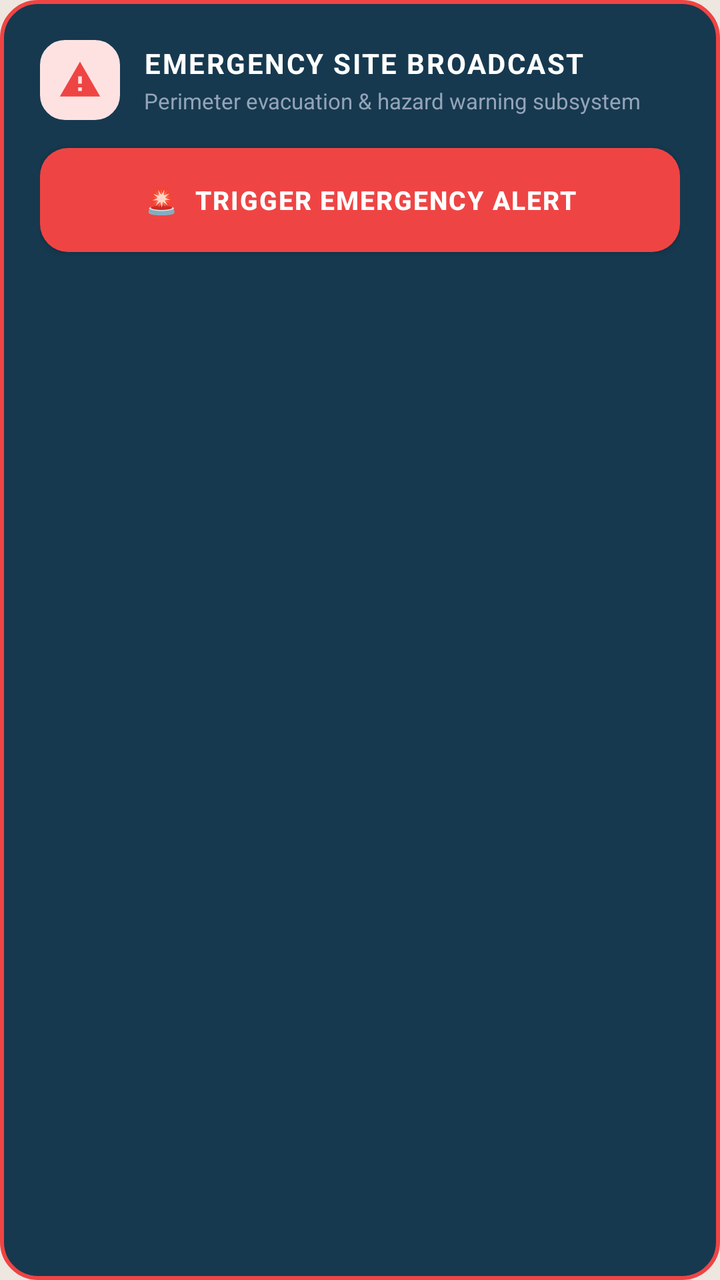
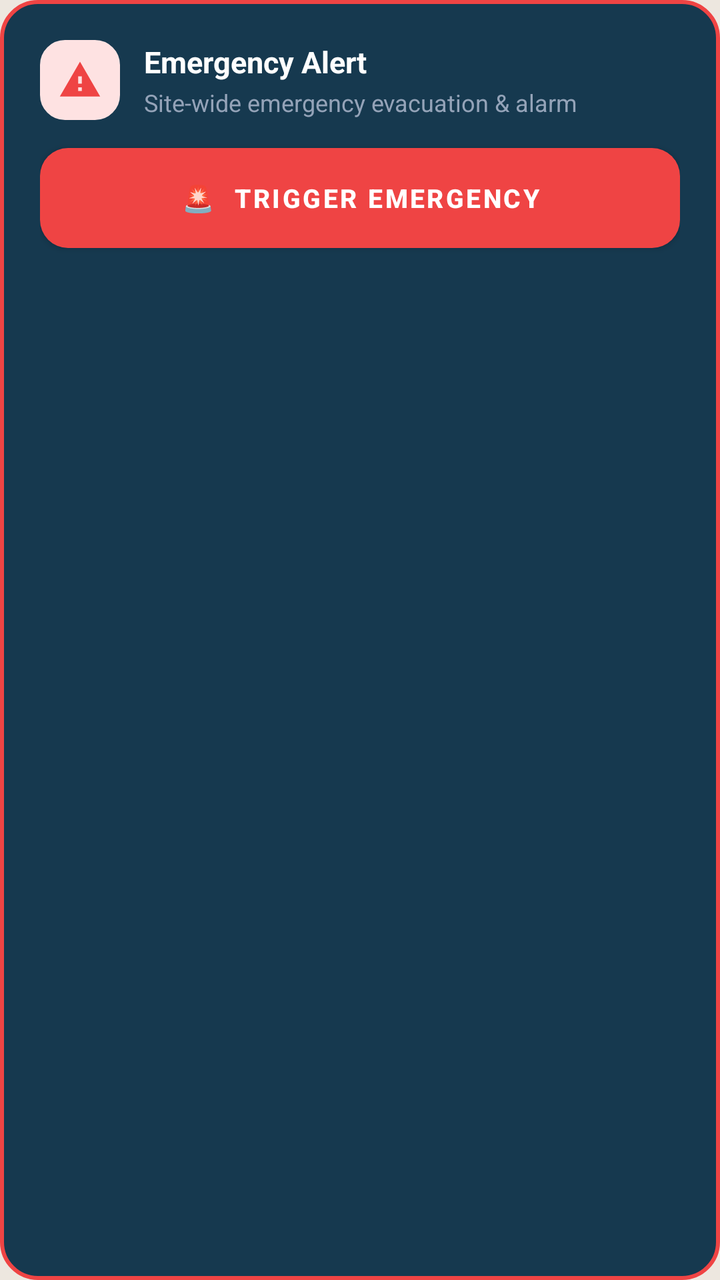

Two renders of the same Android screen: before a commit and after it. Below are the layout's source before the change and the commit's diff.
<!-- AndroidManifest.xml: application theme Theme.SiteSync -->
<!-- res/layout/layout_emergency_broadcast.xml -->
<?xml version="1.0" encoding="utf-8"?>
<LinearLayout xmlns:android="http://schemas.android.com/apk/res/android"
    xmlns:app="http://schemas.android.com/apk/res-auto"
    android:id="@+id/layoutEmergencyContainer"
    android:layout_width="match_parent"
    android:layout_height="wrap_content"
    android:orientation="vertical"
    android:background="@drawable/bg_card_emergency"
    android:padding="20dp"
    android:layout_marginBottom="16dp">

    <LinearLayout
        android:layout_width="match_parent"
        android:layout_height="wrap_content"
        android:orientation="horizontal"
        android:gravity="center_vertical">

        <FrameLayout
            android:layout_width="40dp"
            android:layout_height="40dp"
            android:background="@drawable/bg_badge_urgent"
            android:backgroundTint="#FEE2E2"
            android:layout_marginEnd="12dp">

            <ImageView
                android:layout_width="22dp"
                android:layout_height="22dp"
                android:layout_gravity="center"
                android:src="@drawable/ic_warning_amber"
                app:tint="#EF4444"
                android:contentDescription="Emergency Beacon" />
        </FrameLayout>

        <LinearLayout
            android:layout_width="0dp"
            android:layout_height="wrap_content"
            android:layout_weight="1"
            android:orientation="vertical">

            <TextView
                android:layout_width="wrap_content"
                android:layout_height="wrap_content"
                android:text="EMERGENCY SITE BROADCAST"
                android:textColor="#FFFFFF"
                android:textSize="14sp"
                android:textStyle="bold"
                android:letterSpacing="0.06" />

            <TextView
                android:layout_width="wrap_content"
                android:layout_height="wrap_content"
                android:text="Perimeter evacuation &amp; hazard warning subsystem"
                android:textColor="#94A3B8"
                android:textSize="11sp"
                android:layout_marginTop="2dp" />
        </LinearLayout>
    </LinearLayout>

    
    <LinearLayout
        android:id="@+id/bannerActiveEmergency"
        android:layout_width="match_parent"
        android:layout_height="wrap_content"
        android:orientation="horizontal"
        android:gravity="center_vertical"
        android:background="@drawable/bg_badge_urgent"
        android:padding="10dp"
        android:layout_marginTop="12dp"
        android:visibility="gone">

        <View
            android:layout_width="8dp"
            android:layout_height="8dp"
            android:background="@drawable/indicator_pulse_dot"
            app:backgroundTint="#EF4444"
            android:layout_marginEnd="8dp" />

        <TextView
            android:id="@+id/tvActiveEmergencyInfo"
            android:layout_width="0dp"
            android:layout_height="wrap_content"
            android:layout_weight="1"
            android:text="ACTIVE BROADCAST: Structural Failure Threat"
            android:textColor="#991B1B"
            android:textSize="11sp"
            android:textStyle="bold" />

        <TextView
            android:id="@+id/btnCancelEmergency"
            android:layout_width="wrap_content"
            android:layout_height="wrap_content"
            android:text="CANCEL"
            android:textColor="#EF4444"
            android:textSize="11sp"
            android:textStyle="bold"
            android:padding="4dp" />
    </LinearLayout>

    <com.google.android.material.button.MaterialButton
        android:id="@+id/btnTriggerEmergency"
        android:layout_width="match_parent"
        android:layout_height="52dp"
        android:layout_marginTop="14dp"
        android:background="@drawable/bg_btn_emergency"
        app:backgroundTint="@null"
        android:text="🚨  TRIGGER EMERGENCY ALERT"
        android:textColor="#FFFFFF"
        android:textSize="13sp"
        android:textStyle="bold"
        android:letterSpacing="0.05"
        android:elevation="4dp" />

</LinearLayout>
<!-- resources referenced by this layout -->
<resources>
  <!-- drawable bg_badge_urgent (drawable) -->
  <?xml version="1.0" encoding="utf-8"?>
  <shape xmlns:android="http://schemas.android.com/apk/res/android"
      android:shape="rectangle">
      <solid android:color="#FEE2E2" />
      <stroke
          android:width="1dp"
          android:color="#EF4444" />
      <corners android:radius="12dp" />
  </shape>
  <!-- drawable bg_btn_emergency (drawable) -->
  <?xml version="1.0" encoding="utf-8"?>
  <ripple xmlns:android="http://schemas.android.com/apk/res/android"
      android:color="#991B1B">
      <item>
          <shape android:shape="rectangle">
              <solid android:color="#EF4444" />
              <corners android:radius="14dp" />
          </shape>
      </item>
  </ripple>
  <!-- drawable bg_card_emergency (drawable) -->
  <?xml version="1.0" encoding="utf-8"?>
  <shape xmlns:android="http://schemas.android.com/apk/res/android"
      android:shape="rectangle">
      <solid android:color="@color/oxide_blue_primary" />
      <stroke
          android:width="2dp"
          android:color="#EF4444" />
      <corners android:radius="18dp" />
  </shape>
  <!-- drawable ic_warning_amber (drawable) -->
  <vector xmlns:android="http://schemas.android.com/apk/res/android"
      android:width="24dp"
      android:height="24dp"
      android:viewportWidth="24"
      android:viewportHeight="24">
    <path
        android:fillColor="#FFF59E0B"
        android:pathData="M1,21h22L12,2 1,21zM13,18h-2v-2h2v2zM13,14h-2v-4h2v4z"/>
  </vector>
  <!-- drawable indicator_pulse_dot (drawable) -->
  <?xml version="1.0" encoding="utf-8"?>
  <shape xmlns:android="http://schemas.android.com/apk/res/android"
      android:shape="oval">
      <solid android:color="@color/indicator_pulse_dot" />
  </shape>
  <style name="Theme.SiteSync" parent="Theme.MaterialComponents.NoActionBar">
          
          <item name="android:windowBackground">@color/warm_ash_base</item>
          <item name="colorSurface">@color/warm_ash_surface</item>
          <item name="android:colorBackground">@color/warm_ash_base</item>
  
          
          <item name="colorPrimary">@color/oxide_blue_primary</item>
          <item name="colorPrimaryVariant">@color/oxide_blue_dark</item>
          <item name="colorOnPrimary">@color/text_on_oxide_white</item>
  
          
          <item name="colorSecondary">@color/oxide_blue_primary</item>
          <item name="colorSecondaryVariant">@color/oxide_blue_light</item>
          <item name="colorOnSecondary">@color/text_on_oxide_white</item>
  
          
          <item name="android:statusBarColor">@color/warm_ash_base</item>
          <item name="android:navigationBarColor">@color/warm_ash_base</item>
          <item name="android:windowLightStatusBar" tools:targetApi="m">true</item>
          <item name="android:windowLightNavigationBar" tools:targetApi="o_mr1">true</item>
  
          
          <item name="cardBackgroundColor">@color/warm_ash_surface</item>
          <item name="strokeColor">@color/stroke_oxide_blue</item>
          <item name="strokeWidth">1.5dp</item>
          <item name="cornerRadius">20dp</item>
  
          
          <item name="android:textColorPrimary">@color/text_oxide_primary</item>
          <item name="android:textColorSecondary">@color/text_oxide_secondary</item>
          <item name="android:textColorTertiary">@color/text_oxide_muted</item>
          <item name="android:textColorHint">@color/text_oxide_muted</item>
          <item name="editTextColor">@color/text_oxide_primary</item>
      </style>
  <color name="oxide_blue_primary">#16394F</color>
  <color name="indicator_pulse_dot">#FFFFFF</color>
  <color name="warm_ash_base">#EDE7DF</color>
  <color name="warm_ash_surface">#E5DFD6</color>
  <color name="oxide_blue_dark">#0E2636</color>
  <color name="text_on_oxide_white">#FFFFFF</color>
  <color name="oxide_blue_light">#24526E</color>
  <color name="stroke_oxide_blue">#16394F</color>
  <color name="text_oxide_primary">#16394F</color>
  <color name="text_oxide_secondary">#4D6E82</color>
  <color name="text_oxide_muted">#7E98A8</color>
</resources>

<!-- the commit's change to res/layout/layout_emergency_broadcast.xml (unified diff, before → after) -->
@@ -40,18 +40,17 @@
             <TextView
                 android:layout_width="wrap_content"
                 android:layout_height="wrap_content"
-                android:text="EMERGENCY SITE BROADCAST"
+                android:text="Emergency Alert"
                 android:textColor="#FFFFFF"
-                android:textSize="14sp"
-                android:textStyle="bold"
-                android:letterSpacing="0.06" />
+                android:textSize="15sp"
+                android:textStyle="bold" />
 
             <TextView
                 android:layout_width="wrap_content"
                 android:layout_height="wrap_content"
-                android:text="Perimeter evacuation &amp; hazard warning subsystem"
+                android:text="Site-wide emergency evacuation &amp; alarm"
                 android:textColor="#94A3B8"
-                android:textSize="11sp"
+                android:textSize="12sp"
                 android:layout_marginTop="2dp" />
         </LinearLayout>
     </LinearLayout>
@@ -80,7 +79,7 @@
             android:layout_width="0dp"
             android:layout_height="wrap_content"
             android:layout_weight="1"
-            android:text="ACTIVE BROADCAST: Structural Failure Threat"
+            android:text="Active Alert: Structural Threat"
             android:textColor="#991B1B"
             android:textSize="11sp"
             android:textStyle="bold" />
@@ -89,7 +88,7 @@
             android:id="@+id/btnCancelEmergency"
             android:layout_width="wrap_content"
             android:layout_height="wrap_content"
-            android:text="CANCEL"
+            android:text="Cancel"
             android:textColor="#EF4444"
             android:textSize="11sp"
             android:textStyle="bold"
@@ -99,15 +98,14 @@
     <com.google.android.material.button.MaterialButton
         android:id="@+id/btnTriggerEmergency"
         android:layout_width="match_parent"
-        android:layout_height="52dp"
+        android:layout_height="50dp"
         android:layout_marginTop="14dp"
         android:background="@drawable/bg_btn_emergency"
         app:backgroundTint="@null"
-        android:text="🚨  TRIGGER EMERGENCY ALERT"
+        android:text="🚨  Trigger Emergency"
         android:textColor="#FFFFFF"
         android:textSize="13sp"
         android:textStyle="bold"
-        android:letterSpacing="0.05"
         android:elevation="4dp" />
 
 </LinearLayout>
